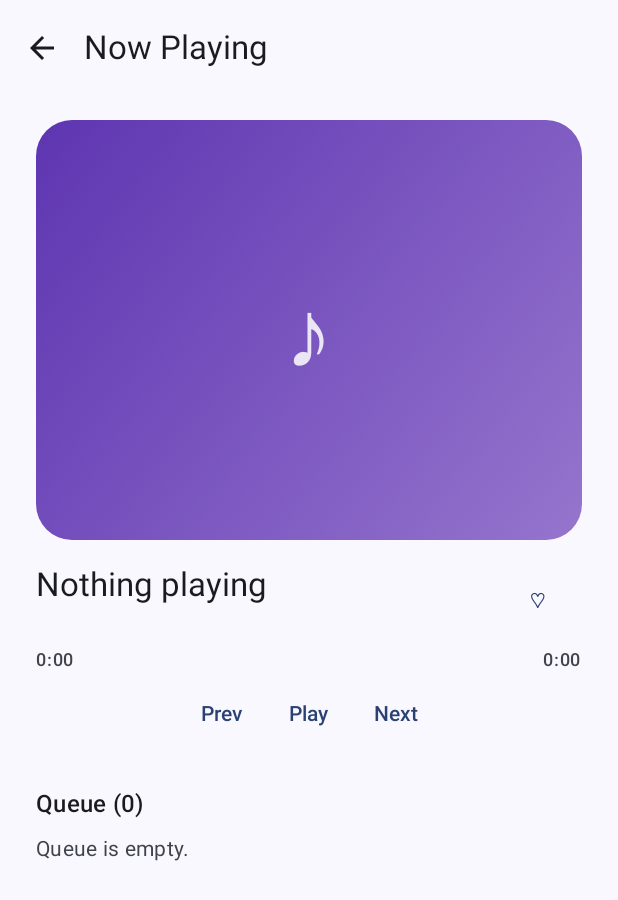
After one commit to crazynanda/Naudio, an Android app built with Jetpack Compose: the composable PlayerScreen called with empty values, on a phone screen of 412 x 824 dp. The commit adds this screen. Shown: the top 900 px of the screen. Run offline under Robolectric (Android 15) with nearby library versions, the light colour scheme and no system bars.

Commit message:
feat: add full-screen player and queue UI

```diff
--- a/app/src/main/java/com/naudio/app/ui/HomeScreen.kt
+++ b/app/src/main/java/com/naudio/app/ui/HomeScreen.kt
@@ -62,6 +62,7 @@ fun HomeScreen(
     onSkipToPrevious: () -> Unit,
     onToggleFavorite: () -> Unit,
     onSeek: (Long) -> Unit,
+    onOpenPlayer: () -> Unit,
     onPlaybackErrorShown: () -> Unit,
     audioPermissionGranted: Boolean,
     onRequestAudioPermission: () -> Unit,
@@ -102,6 +103,7 @@ fun HomeScreen(
                 onTogglePlayPause = onTogglePlayPause,
                 onSkipToNext = onSkipToNext,
                 onSeek = onSeek,
+                onOpenPlayer = onOpenPlayer,
             )
         },
     ) { innerPadding ->
@@ -299,6 +301,7 @@ private fun HomeScreenPreview() {
             onSkipToPrevious = {},
             onToggleFavorite = {},
             onSeek = {},
+            onOpenPlayer = {},
             onPlaybackErrorShown = {},
             audioPermissionGranted = true,
             onRequestAudioPermission = {},
--- a/app/src/main/java/com/naudio/app/ui/LibraryScreen.kt
+++ b/app/src/main/java/com/naudio/app/ui/LibraryScreen.kt
@@ -51,6 +51,7 @@ fun LibraryScreen(
     onSkipToPrevious: () -> Unit,
     onToggleFavorite: () -> Unit,
     onSeek: (Long) -> Unit,
+    onOpenPlayer: () -> Unit,
     onPlaybackErrorShown: () -> Unit,
     onRemoveFavorite: (Track) -> Unit,
     modifier: Modifier = Modifier,
@@ -89,6 +90,7 @@ fun LibraryScreen(
                 onTogglePlayPause = onTogglePlayPause,
                 onSkipToNext = onSkipToNext,
                 onSeek = onSeek,
+                onOpenPlayer = onOpenPlayer,
             )
         },
     ) { innerPadding ->
@@ -161,6 +163,7 @@ private fun LibraryScreenPreview() {
             onSkipToPrevious = {},
             onToggleFavorite = {},
             onSeek = {},
+            onOpenPlayer = {},
             onPlaybackErrorShown = {},
             onRemoveFavorite = {},
         )
--- a/app/src/main/java/com/naudio/app/ui/NowPlayingBar.kt
+++ b/app/src/main/java/com/naudio/app/ui/NowPlayingBar.kt
@@ -1,5 +1,6 @@
 package com.naudio.app.ui
 
+import androidx.compose.foundation.clickable
 import androidx.compose.foundation.layout.Column
 import androidx.compose.foundation.layout.Row
 import androidx.compose.foundation.layout.fillMaxWidth
@@ -36,6 +37,7 @@ fun NowPlayingBar(
     onTogglePlayPause: () -> Unit,
     onSkipToNext: () -> Unit,
     onSeek: (Long) -> Unit,
+    onOpenPlayer: () -> Unit,
     modifier: Modifier = Modifier,
 ) {
     if (track == null) return
@@ -43,6 +45,9 @@ fun NowPlayingBar(
     Row(
         modifier = modifier
             .fillMaxWidth()
+            // Tapping the bar (outside the buttons/slider) opens the
+            // full-screen player (M11).
+            .clickable(onClick = onOpenPlayer)
             .padding(horizontal = 16.dp, vertical = 8.dp),
         verticalAlignment = Alignment.CenterVertically,
     ) {
--- /dev/null
+++ b/app/src/main/java/com/naudio/app/ui/PlayerControls.kt
@@ -0,0 +1,78 @@
+package com.naudio.app.ui
+
+import androidx.compose.foundation.layout.Arrangement
+import androidx.compose.foundation.layout.Column
+import androidx.compose.foundation.layout.Row
+import androidx.compose.foundation.layout.fillMaxWidth
+import androidx.compose.foundation.layout.padding
+import androidx.compose.material3.MaterialTheme
+import androidx.compose.material3.Slider
+import androidx.compose.material3.Text
+import androidx.compose.material3.TextButton
+import androidx.compose.runtime.Composable
+import androidx.compose.ui.Alignment
+import androidx.compose.ui.Modifier
+import androidx.compose.ui.unit.dp
+
+/**
+ * Position/duration readout, seek bar, and transport controls for the
+ * full-screen player. Stateless: receives values and emits intents, using the
+ * existing player-state/ticker architecture (no second timing mechanism).
+ */
+@Composable
+fun PlayerControls(
+    isPlaying: Boolean,
+    positionMs: Long,
+    durationMs: Long,
+    onSkipToPrevious: () -> Unit,
+    onTogglePlayPause: () -> Unit,
+    onSkipToNext: () -> Unit,
+    onSeek: (Long) -> Unit,
+    modifier: Modifier = Modifier,
+) {
+    Column(modifier = modifier.fillMaxWidth()) {
+        Row(
+            modifier = Modifier.fillMaxWidth(),
+            horizontalArrangement = Arrangement.SpaceBetween,
+        ) {
+            Text(
+                text = formatTime(positionMs),
+                style = MaterialTheme.typography.labelMedium,
+                color = MaterialTheme.colorScheme.onSurfaceVariant,
+            )
+            Text(
+                text = formatTime(durationMs),
+                style = MaterialTheme.typography.labelMedium,
+                color = MaterialTheme.colorScheme.onSurfaceVariant,
+            )
+        }
+        if (durationMs > 0L) {
+            Slider(
+                value = (positionMs.toFloat() / durationMs).coerceIn(0f, 1f),
+                onValueChange = { fraction -> onSeek((fraction * durationMs).toLong()) },
+                modifier = Modifier.fillMaxWidth(),
+            )
+        }
+        Row(
+            modifier = Modifier
+                .fillMaxWidth()
+                .padding(top = 4.dp),
+            horizontalArrangement = Arrangement.Center,
+            verticalAlignment = Alignment.CenterVertically,
+        ) {
+            TextButton(onClick = onSkipToPrevious) { Text("Prev") }
+            TextButton(onClick = onTogglePlayPause) {
+                Text(if (isPlaying) "Pause" else "Play")
+            }
+            TextButton(onClick = onSkipToNext) { Text("Next") }
+        }
+    }
+}
+
+/** Compact m:ss rendering shared by the player readouts. */
+internal fun formatTime(ms: Long): String {
+    val totalSeconds = ms / 1000
+    val minutes = totalSeconds / 60
+    val seconds = totalSeconds % 60
+    return "%d:%02d".format(minutes, seconds)
+}
--- /dev/null
+++ b/app/src/main/java/com/naudio/app/ui/PlayerScreen.kt
@@ -0,0 +1,226 @@
+package com.naudio.app.ui
+
+import androidx.compose.foundation.background
+import androidx.compose.foundation.layout.Arrangement
+import androidx.compose.foundation.layout.Box
+import androidx.compose.foundation.layout.Column
+import androidx.compose.foundation.layout.Row
+import androidx.compose.foundation.layout.Spacer
+import androidx.compose.foundation.layout.fillMaxSize
+import androidx.compose.foundation.layout.fillMaxWidth
+import androidx.compose.foundation.layout.height
+import androidx.compose.foundation.layout.padding
+import androidx.compose.foundation.layout.size
+import androidx.compose.foundation.shape.RoundedCornerShape
+import androidx.compose.material.icons.Icons
+import androidx.compose.material.icons.automirrored.filled.ArrowBack
+import androidx.compose.material3.ExperimentalMaterial3Api
+import androidx.compose.material3.Icon
+import androidx.compose.material3.IconButton
+import androidx.compose.material3.MaterialTheme
+import androidx.compose.material3.Scaffold
+import androidx.compose.material3.SnackbarHost
+import androidx.compose.material3.SnackbarHostState
+import androidx.compose.material3.Surface
+import androidx.compose.material3.Text
+import androidx.compose.material3.TextButton
+import androidx.compose.material3.TopAppBar
+import androidx.compose.runtime.Composable
+import androidx.compose.runtime.LaunchedEffect
+import androidx.compose.runtime.remember
+import androidx.compose.ui.Alignment
+import androidx.compose.ui.Modifier
+import androidx.compose.ui.draw.clip
+import androidx.compose.ui.graphics.Brush
+import androidx.compose.ui.graphics.Color
+import androidx.compose.ui.text.style.TextAlign
+import androidx.compose.ui.text.style.TextOverflow
+import androidx.compose.ui.unit.dp
+import androidx.compose.ui.unit.sp
+import com.naudio.app.playback.PlaybackError
+import com.naudio.core.player.PlayerState
+import com.naudio.core.player.PlaybackStatus
+import kotlin.math.absoluteValue
+
+/**
+ * Full-screen player (M11): artwork/placeholder, metadata, position/duration,
+ * seek + transport controls, and the visual playback queue. Consumes only
+ * ViewModel state and emits intents — no repositories, no Media3, no player
+ * internals. The queue section shares the screen via vertical scroll; no
+ * second player-state mechanism exists.
+ */
+@OptIn(ExperimentalMaterial3Api::class)
+@Composable
+fun PlayerScreen(
+    playerState: PlayerState,
+    playbackUiState: PlaybackUiState,
+    playbackError: PlaybackError?,
+    onBack: () -> Unit,
+    onTogglePlayPause: () -> Unit,
+    onSkipToNext: () -> Unit,
+    onSkipToPrevious: () -> Unit,
+    onSeek: (Long) -> Unit,
+    onToggleFavorite: () -> Unit,
+    onJumpToQueueIndex: (Int) -> Unit,
+    onRemoveQueueItem: (Int) -> Unit,
+    onPlaybackErrorShown: () -> Unit,
+    modifier: Modifier = Modifier,
+) {
+    val snackbarHostState = remember { SnackbarHostState() }
+    LaunchedEffect(playbackError) {
+        if (playbackError != null) {
+            snackbarHostState.showSnackbar(message = playbackError.message())
+            onPlaybackErrorShown()
+        }
+    }
+    Scaffold(
+        modifier = modifier.fillMaxSize(),
+        snackbarHost = { SnackbarHost(snackbarHostState) },
+        topBar = {
+            TopAppBar(
+                title = { Text("Now Playing") },
+                navigationIcon = {
+                    IconButton(onClick = onBack) {
+                        Icon(Icons.AutoMirrored.Filled.ArrowBack, contentDescription = "Back")
+                    }
+                },
+            )
+        },
+    ) { innerPadding ->
+        // Fixed header (artwork/metadata/controls) + a height-bounded queue:
+        // the LazyColumn below must never receive infinite max-height
+        // constraints, so the screen itself does not verticalScroll — the
+        // queue list owns the scrolling inside its weight(1f) slot.
+        Column(
+            modifier = Modifier
+                .fillMaxSize()
+                .padding(innerPadding),
+        ) {
+            ArtworkPlaceholder(
+                trackTitle = playerState.track?.title,
+                isBuffering = playerState.isBuffering,
+                modifier = Modifier
+                    .padding(horizontal = 24.dp, vertical = 16.dp)
+                    .fillMaxWidth()
+                    .height(280.dp),
+            )
+
+            PlayerMetadata(
+                title = playerState.track?.title.orEmpty(),
+                artist = playerState.track?.artist.orEmpty(),
+                isFavorite = playbackUiState.isFavorite,
+                onToggleFavorite = onToggleFavorite,
+                modifier = Modifier.padding(horizontal = 24.dp),
+            )
+
+            Spacer(modifier = Modifier.height(8.dp))
+
+            PlayerControls(
+                isPlaying = playerState.isPlaying,
+                positionMs = playerState.positionMs,
+                durationMs = playerState.durationMs,
+                onSkipToPrevious = onSkipToPrevious,
+                onTogglePlayPause = onTogglePlayPause,
+                onSkipToNext = onSkipToNext,
+                onSeek = onSeek,
+                modifier = Modifier.padding(horizontal = 24.dp),
+            )
+
+            Spacer(modifier = Modifier.height(16.dp))
+
+            PlayerQueue(
+                queue = playbackUiState.queue,
+                currentIndex = playbackUiState.currentIndex,
+                onJumpToQueueIndex = onJumpToQueueIndex,
+                onRemoveQueueItem = onRemoveQueueItem,
+                modifier = Modifier
+                    .weight(1f)
+                    .padding(horizontal = 16.dp),
+            )
+
+            Spacer(modifier = Modifier.height(8.dp))
+        }
+    }
+}
+
+/**
+ * Stable artwork placeholder: a deterministic gradient keyed on the title so
+ * it does not flicker between recompositions. Graceful when no track is
+ * loaded. No artwork downloading or caching architecture by design.
+ */
+/** Deterministic gradient pairs keyed by title hash — stable, no downloads. */
+private val ArtworkPalettes = listOf(
+    Color(0xFF5E35B1) to Color(0xFF9575CD),
+    Color(0xFF1E88E5) to Color(0xFF64B5F6),
+    Color(0xFF00897B) to Color(0xFF4DB6AC),
+    Color(0xFFF4511E) to Color(0xFFFF8A65),
+    Color(0xFF6D4C41) to Color(0xFFA1887F),
+    Color(0xFF3949AB) to Color(0xFF7986CB),
+)
+
+@Composable
+private fun ArtworkPlaceholder(
+    trackTitle: String?,
+    isBuffering: Boolean,
+    modifier: Modifier = Modifier,
+) {
+    val seed = trackTitle?.hashCode()?.absoluteValue ?: 0
+    val (base, accent) = ArtworkPalettes[seed % ArtworkPalettes.size]
+    Surface(
+        modifier = modifier,
+        shape = RoundedCornerShape(24.dp),
+    ) {
+        Box(
+            modifier = Modifier
+                .fillMaxSize()
+                .background(
+                    brush = Brush.linearGradient(listOf(base, accent)),
+                ),
+            contentAlignment = Alignment.Center,
+        ) {
+            if (isBuffering) {
+                androidx.compose.material3.CircularProgressIndicator()
+            } else {
+                Text(
+                    text = "♪",
+                    color = Color.White.copy(alpha = 0.85f),
+                    fontSize = 64.sp,
+                )
+            }
+        }
+    }
+}
+
+/** Title + artist + favorite heart row for the full-screen player. */
+@Composable
+private fun PlayerMetadata(
+    title: String,
+    artist: String,
+    isFavorite: Boolean,
+    onToggleFavorite: () -> Unit,
+    modifier: Modifier = Modifier,
+) {
+    Row(
+        modifier = modifier.fillMaxWidth(),
+        verticalAlignment = Alignment.CenterVertically,
+    ) {
+        Column(modifier = Modifier.weight(1f)) {
+            Text(
+                text = title.ifEmpty { "Nothing playing" },
+                style = MaterialTheme.typography.titleLarge,
+                maxLines = 2,
+                overflow = TextOverflow.Ellipsis,
+            )
+            Text(
+                text = artist,
+                style = MaterialTheme.typography.bodyMedium,
+                color = MaterialTheme.colorScheme.onSurfaceVariant,
+                maxLines = 1,
+                overflow = TextOverflow.Ellipsis,
+            )
+        }
+        TextButton(onClick = onToggleFavorite) {
+            Text(if (isFavorite) "♥" else "♡")
+        }
+    }
+}
```
Also changed, not shown: app/src/main/java/com/naudio/app/MainActivity.kt (+39 -4 lines), app/src/main/java/com/naudio/app/playback/PlaybackCoordinator.kt (+75 -0 lines), app/src/main/java/com/naudio/app/ui/PlaybackViewModel.kt (+18 -0 lines), app/src/main/java/com/naudio/app/ui/PlayerQueue.kt (added, +129 -0 lines), 1 other file.
